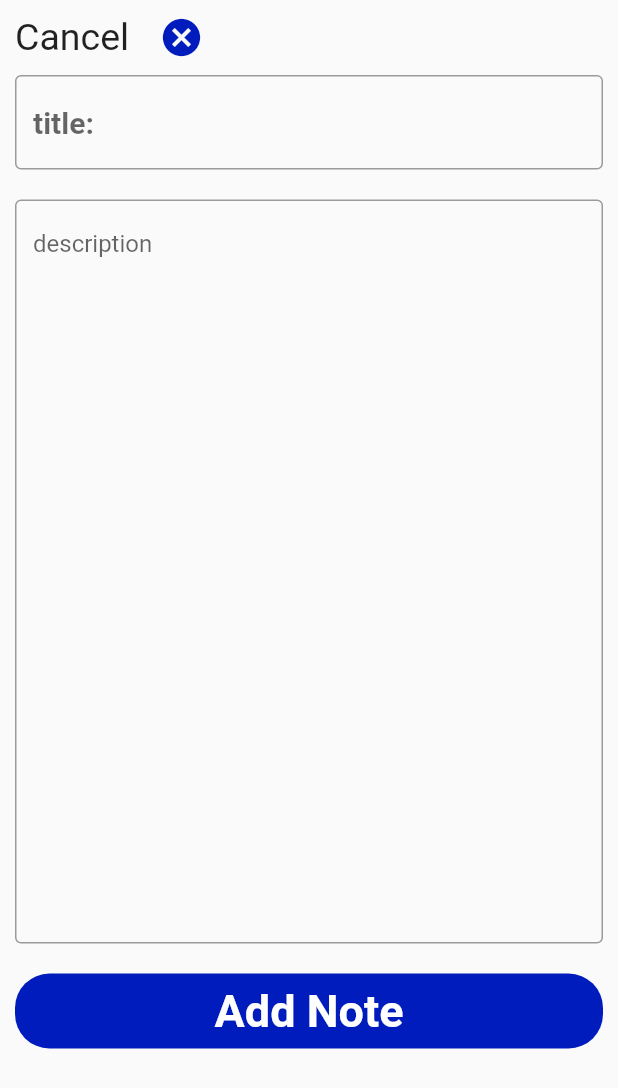
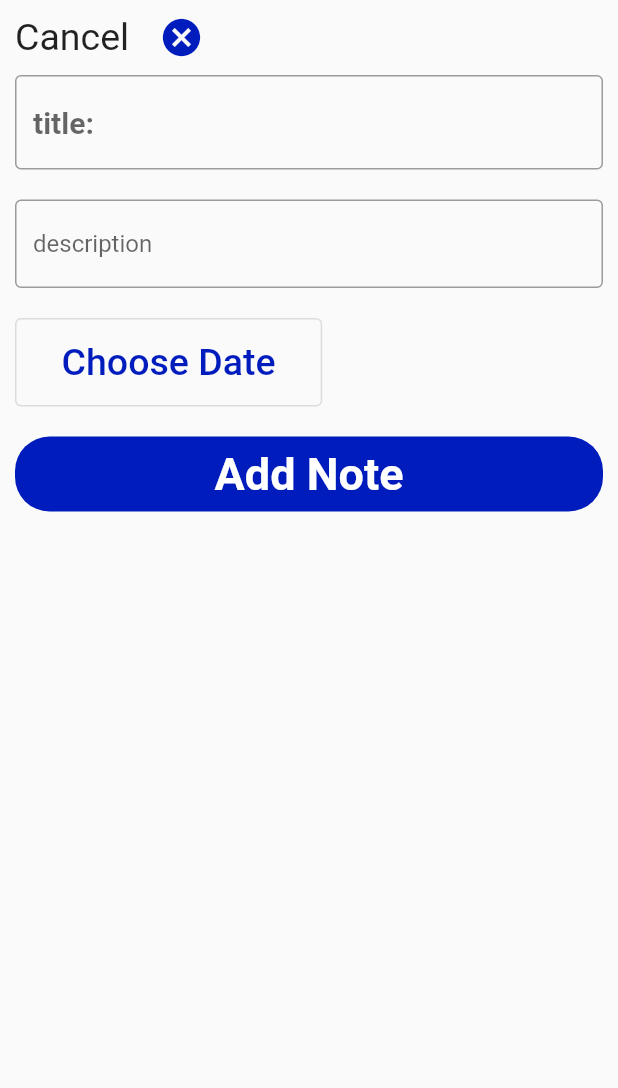
Before and after one commit to ZiraouiAbdou/NotesApp, a Flutter app: the screen it shows after launch, after a tap on the "add comment" icon, on a phone screen of 412 x 824 dp. Shown: the top 1088 px of the screen. Run offline on Flutter 3.47's test engine with Material 2 defaults, Android fonts, the phone set to English and light mode, and no system bars.

Commit message:
date & ui changes

```diff
--- a/lib/models/note.dart
+++ b/lib/models/note.dart
@@ -2,8 +2,10 @@ class Note {
   String title;
   String description;
   int noteNumber;
+  DateTime date;
   Note(
       {required this.title,
       required this.description,
-      required this.noteNumber});
+      required this.noteNumber,
+      required this.date});
 }
--- a/lib/provider.dart
+++ b/lib/provider.dart
@@ -1,24 +1,29 @@
 import 'package:flutter/cupertino.dart';
+import 'package:intl/intl.dart';
 import 'package:notes_app/models/note.dart';
 
 class NoteData extends ChangeNotifier {
   List<Note> notes = [
     Note(
+        date: DateTime.now(),
         title: "Sample",
         description:
             "lorem ipsum dsf lorem ipsum lorem ipsum lorem ipsum dsf lorem ipsum lorem ipsum lorem ipsum dsf lorem ipsum lorem ipsum lorem ipsum dsf lorem ipsum lorem ipsum lorem ipsum lorem ipsumlorem ipsumlorem ipsumlorem ipsum lorem ipsumlorem ipsum lorem ipsumlorem ipsum ",
         noteNumber: 1),
     Note(
+        date: DateTime.now(),
         title: "Note",
         description:
             "lorem ipsum lorem ipsum lorem ipsum lorem ipsum lorem ipsumlorem ipsumlorem ipsumlorem ipsum lorem ipsumlorem ipsum lorem ipsumlorem ipsum ",
         noteNumber: 2),
     Note(
+        date: DateTime.now(),
         title: "Night homework",
         description:
             "lorem ipsum lorem ipsum lorem ipsum lorem ipsum lorem ipsumlorem ipsumlorem ipsumlorem ipsum lorem ipsumlorem ipsum lorem ipsumlorem ipsum ",
         noteNumber: 3),
     Note(
+        date: DateTime.now(),
         title: "Lorem ipsum lorem lorem lorem",
         description:
             "lorem ipsum lorem ipsum lorem ipsum lorem ipsum lorem ipsumlorem ipsumlorem ipsumlorem ipsum lorem ipsumlorem ipsum lorem ipsumlorem ipsum ",
@@ -32,8 +37,10 @@ class NoteData extends ChangeNotifier {
   // }
 
   get getIndex => notes.length;
-  void addNote(TextEditingController title, TextEditingController description) {
+  void addNote(TextEditingController title, TextEditingController description,
+      DateTime time) {
     notes.add(Note(
+        date: time,
         title: title.text,
         description: description.text,
         noteNumber: getIndex + 1));
@@ -44,4 +51,8 @@ class NoteData extends ChangeNotifier {
     notes.removeAt(index);
     notifyListeners();
   }
+
+  String dateFormat(DateTime date) {
+    return DateFormat.MEd().format(date);
+  }
 }
--- a/lib/screens/add_note_screen.dart
+++ b/lib/screens/add_note_screen.dart
@@ -16,6 +16,7 @@ class AddNoteScreen extends StatelessWidget {
         new TextEditingController();
     final GlobalKey<FormState> _formKey = new GlobalKey<FormState>();
     final GlobalKey<FormState> _descriptionFormKey = new GlobalKey<FormState>();
+    DateTime? _date;
     return Scaffold(
       body: SingleChildScrollView(
         child: SafeArea(
@@ -24,6 +25,7 @@ class AddNoteScreen extends StatelessWidget {
             child: Form(
               key: _formKey,
               child: Column(
+                crossAxisAlignment: CrossAxisAlignment.start,
                 children: [
                   Row(
                     children: [
@@ -80,12 +82,30 @@ class AddNoteScreen extends StatelessWidget {
                       }
                     },
                     textAlign: TextAlign.start,
-                    minLines: 24,
+                    minLines: 1,
                     maxLines: 24,
                     decoration: const InputDecoration(
                         border: OutlineInputBorder(borderSide: BorderSide()),
                         hintText: "description",
                         hintStyle: TextStyle()),
+                  ),
+                  const SizedBox(
+                    height: 20,
+                  ),
+                  OutlinedButton(
+                    onPressed: () async {
+                      _date = await showDatePicker(
+                          context: context,
+                          initialDate: DateTime.now(),
+                          firstDate: DateTime.now(),
+                          lastDate: DateTime(2050, 12, 31));
+                    },
+                    child: const Padding(
+                      padding: EdgeInsets.all(15.0),
+                      child: Text("Choose Date",
+                          style: TextStyle(
+                              color: AppColors.blueColor, fontSize: 25)),
+                    ),
                   ),
                   const SizedBox(
                     height: 20,
@@ -97,8 +117,9 @@ class AddNoteScreen extends StatelessWidget {
                             if (!_formKey.currentState!.validate()) {
                               return;
                             }
-                            data.addNote(
-                                titleController, descriptionController);
+                            data.addNote(titleController, descriptionController,
+                                _date ?? DateTime.now());
+                            print(_date);
                             Navigator.pop(context);
                           }),
                           child: Container(
--- a/lib/screens/main_page.dart
+++ b/lib/screens/main_page.dart
@@ -40,7 +40,8 @@ class MainPage extends StatelessWidget {
                       currentNote: Note(
                           title: data.notes[index].title,
                           description: data.notes[index].description,
-                          noteNumber: index + 1),
+                          noteNumber: index + 1,
+                          date: data.notes[index].date),
                       //checking the container position to adjust the max lines of
                       //each container to avoid overflow
                       isLong: (index % 4 == 0 || index % 4 == 3),
--- a/lib/utils/styles.dart
+++ b/lib/utils/styles.dart
@@ -19,3 +19,6 @@ TextStyle mainDescriptionStyle = const TextStyle(
 
 TextStyle addNoteStyle = const TextStyle(
     color: Colors.white, fontWeight: FontWeight.bold, fontSize: 30);
+
+TextStyle dateStyle = const TextStyle(
+    color: Colors.red, fontWeight: FontWeight.bold, fontSize: 20);
--- a/lib/widgets/note_widget.dart
+++ b/lib/widgets/note_widget.dart
@@ -88,9 +88,20 @@ class NoteWidget extends StatelessWidget {
                 ),
                 Text(
                   currentNote.description,
-                  maxLines: isLong ? 8 : 5,
+                  maxLines: isLong ? 7 : 4,
                   style: descriptionStyle,
                 ),
+                const Spacer(),
+                Row(
+                  mainAxisAlignment: MainAxisAlignment.end,
+                  children: [
+                    Text(
+                      data.dateFormat(currentNote.date),
+                      textAlign: TextAlign.end,
+                      style: dateStyle,
+                    ),
+                  ],
+                )
               ],
             ),
           ),
--- a/pubspec.yaml
+++ b/pubspec.yaml
@@ -31,6 +31,7 @@ dependencies:
   flutter:
     sdk: flutter
   flutter_staggered_grid_view: ^0.6.2
+  intl: ^0.17.0
   provider: ^6.0.3
 
 dev_dependencies:
```
Also changed, not shown: pubspec.lock.
